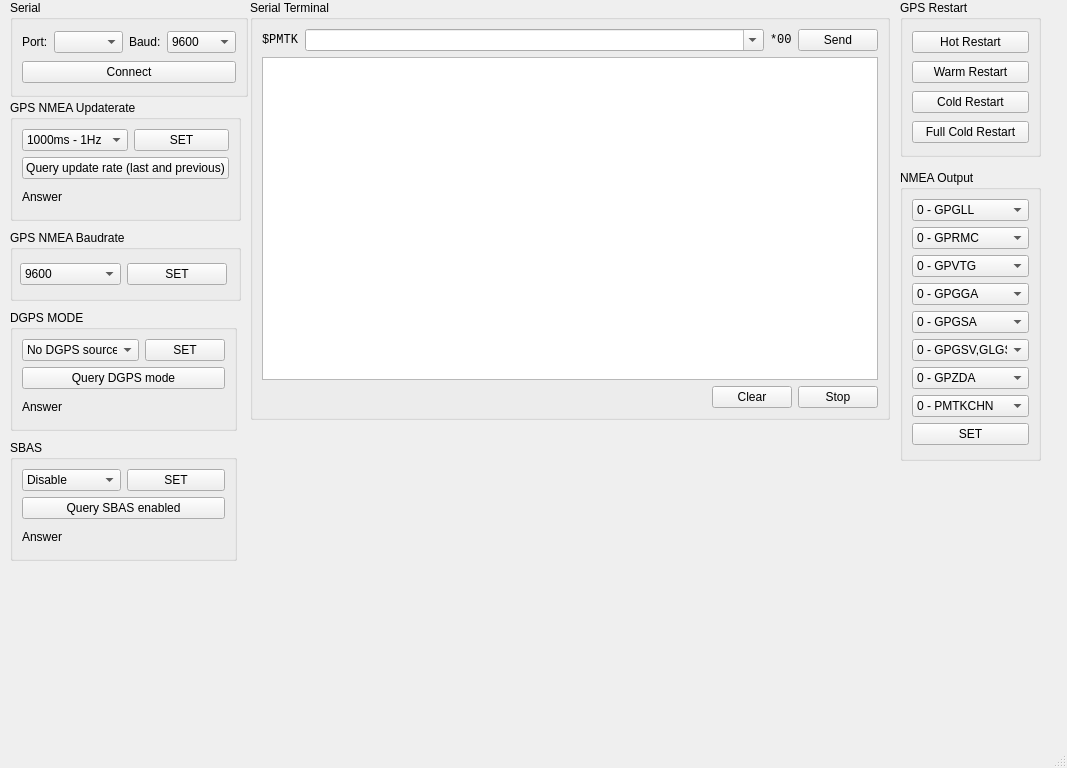
Qt form GPS_resender/mainwindow.ui (DamianPodrazaCode/GPS_resender) before a commit.
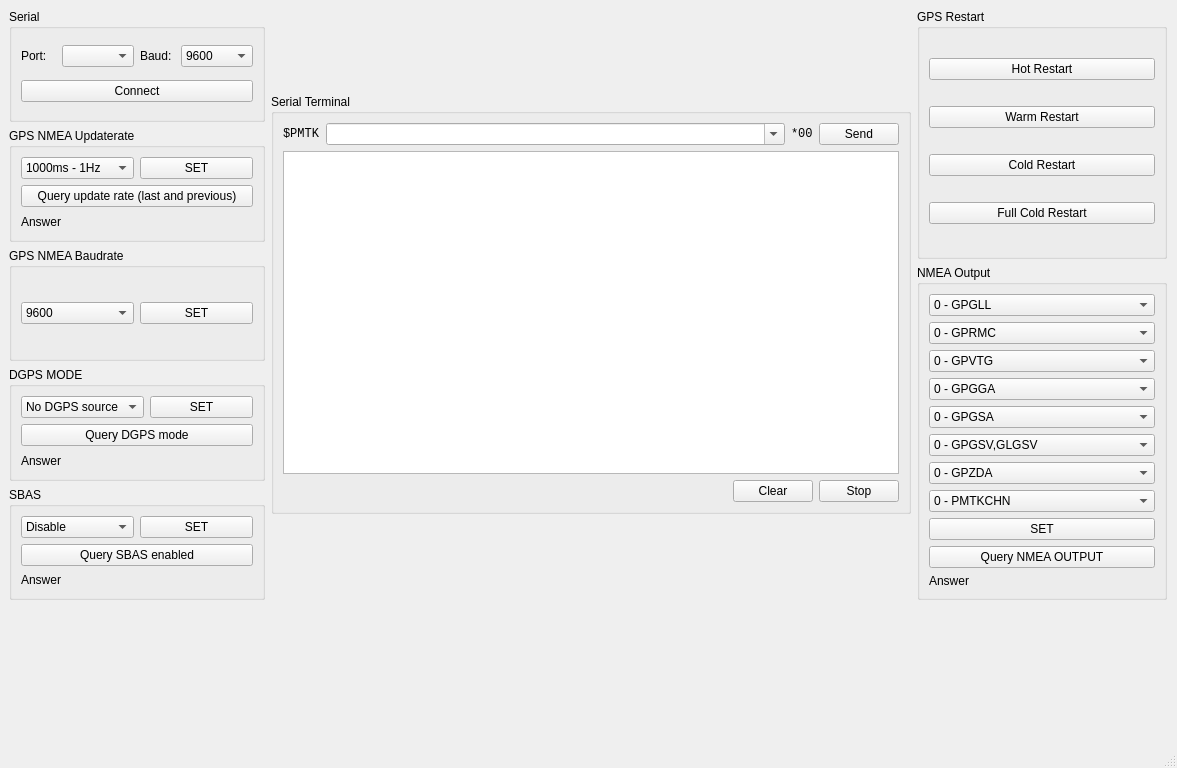
The same form after that commit.

The edit to the form file:
```diff
--- a/GPS_resender/mainwindow.ui
+++ b/GPS_resender/mainwindow.ui
@@ -6,7 +6,7 @@
    <rect>
     <x>0</x>
     <y>0</y>
-    <width>1067</width>
+    <width>1177</width>
     <height>768</height>
    </rect>
   </property>
@@ -14,14 +14,25 @@
    <string>GPS resender</string>
   </property>
   <widget class="QWidget" name="centralwidget">
+   <widget class="QWidget" name="">
+    <property name="geometry">
+     <rect>
+      <x>9</x>
+      <y>9</y>
+      <width>1158</width>
+      <height>591</height>
+     </rect>
+    </property>
+    <layout class="QHBoxLayout" name="horizontalLayout_7">
+     <item>
+      <layout class="QVBoxLayout" name="verticalLayout_3">
+       <item>
    <widget class="QGroupBox" name="groupBox">
-    <property name="geometry">
-     <rect>
-      <x>10</x>
-      <y>0</y>
-      <width>238</width>
-      <height>97</height>
-     </rect>
+         <property name="minimumSize">
+          <size>
+           <width>250</width>
+           <height>0</height>
+          </size>
     </property>
     <property name="title">
      <string>Serial </string>
@@ -90,15 +101,296 @@
      </item>
     </layout>
    </widget>
+       </item>
+       <item>
+        <widget class="QGroupBox" name="groupBox_4">
+         <property name="minimumSize">
+          <size>
+           <width>250</width>
+           <height>0</height>
+          </size>
+         </property>
+         <property name="title">
+          <string>GPS NMEA Updaterate</string>
+         </property>
+         <layout class="QGridLayout" name="gridLayout_3">
+          <item row="1" column="0">
+           <widget class="QPushButton" name="pb_api_q_fix_ctl">
+            <property name="text">
+             <string>Query update rate (last and previous)</string>
+            </property>
+           </widget>
+          </item>
+          <item row="0" column="0">
+           <layout class="QHBoxLayout" name="horizontalLayout_3">
+            <item>
+             <widget class="QComboBox" name="cb_freq">
+              <property name="sizePolicy">
+               <sizepolicy hsizetype="Expanding" vsizetype="Fixed">
+                <horstretch>0</horstretch>
+                <verstretch>0</verstretch>
+               </sizepolicy>
+              </property>
+              <item>
+               <property name="text">
+                <string>1000ms - 1Hz</string>
+               </property>
+              </item>
+              <item>
+               <property name="text">
+                <string>500ms - 2Hz</string>
+               </property>
+              </item>
+              <item>
+               <property name="text">
+                <string>200ms - 5Hz</string>
+               </property>
+              </item>
+              <item>
+               <property name="text">
+                <string>100ms - 10Hz</string>
+               </property>
+              </item>
+             </widget>
+            </item>
+            <item>
+             <widget class="QPushButton" name="pb_set_freq">
+              <property name="sizePolicy">
+               <sizepolicy hsizetype="MinimumExpanding" vsizetype="Fixed">
+                <horstretch>0</horstretch>
+                <verstretch>0</verstretch>
+               </sizepolicy>
+              </property>
+              <property name="text">
+               <string>SET</string>
+              </property>
+             </widget>
+            </item>
+           </layout>
+          </item>
+          <item row="2" column="0">
+           <widget class="QLabel" name="l_api_q_fix_ctl">
+            <property name="text">
+             <string>Answer</string>
+            </property>
+           </widget>
+          </item>
+         </layout>
+        </widget>
+       </item>
+       <item>
+        <widget class="QGroupBox" name="groupBox_5">
+         <property name="minimumSize">
+          <size>
+           <width>250</width>
+           <height>0</height>
+          </size>
+         </property>
+         <property name="title">
+          <string>GPS NMEA Baudrate</string>
+         </property>
+         <layout class="QGridLayout" name="gridLayout_6">
+          <item row="0" column="0">
+           <layout class="QHBoxLayout" name="horizontalLayout_4">
+            <item>
+             <widget class="QComboBox" name="cb_gps_baud">
+              <property name="sizePolicy">
+               <sizepolicy hsizetype="Expanding" vsizetype="Fixed">
+                <horstretch>0</horstretch>
+                <verstretch>0</verstretch>
+               </sizepolicy>
+              </property>
+              <item>
+               <property name="text">
+                <string>9600</string>
+               </property>
+              </item>
+              <item>
+               <property name="text">
+                <string>14400</string>
+               </property>
+              </item>
+              <item>
+               <property name="text">
+                <string>19200</string>
+               </property>
+              </item>
+              <item>
+               <property name="text">
+                <string>38400</string>
+               </property>
+              </item>
+              <item>
+               <property name="text">
+                <string>57600</string>
+               </property>
+              </item>
+              <item>
+               <property name="text">
+                <string>115200</string>
+               </property>
+              </item>
+             </widget>
+            </item>
+            <item>
+             <widget class="QPushButton" name="pb_set_gps_baud">
+              <property name="sizePolicy">
+               <sizepolicy hsizetype="MinimumExpanding" vsizetype="Fixed">
+                <horstretch>0</horstretch>
+                <verstretch>0</verstretch>
+               </sizepolicy>
+              </property>
+              <property name="text">
+               <string>SET</string>
+              </property>
+             </widget>
+            </item>
+           </layout>
+          </item>
+         </layout>
+        </widget>
+       </item>
+       <item>
+        <widget class="QGroupBox" name="groupBox_6">
+         <property name="minimumSize">
+          <size>
+           <width>250</width>
+           <height>0</height>
+          </size>
+         </property>
+         <property name="title">
+          <string>DGPS MODE</string>
+         </property>
+         <layout class="QGridLayout" name="gridLayout_4">
+          <item row="0" column="0">
+           <layout class="QHBoxLayout" name="horizontalLayout_5">
+            <item>
+             <widget class="QComboBox" name="cb_dgps">
+              <property name="sizePolicy">
+               <sizepolicy hsizetype="Expanding" vsizetype="Fixed">
+                <horstretch>0</horstretch>
+                <verstretch>0</verstretch>
+               </sizepolicy>
+              </property>
+              <item>
+               <property name="text">
+                <string>No DGPS source</string>
+               </property>
+              </item>
+              <item>
+               <property name="text">
+                <string>RTCM</string>
+               </property>
+              </item>
+              <item>
+               <property name="text">
+                <string>WASS</string>
+               </property>
+              </item>
+             </widget>
+            </item>
+            <item>
+             <widget class="QPushButton" name="pb_set_dgps">
+              <property name="sizePolicy">
+               <sizepolicy hsizetype="MinimumExpanding" vsizetype="Fixed">
+                <horstretch>0</horstretch>
+                <verstretch>0</verstretch>
+               </sizepolicy>
+              </property>
+              <property name="text">
+               <string>SET</string>
+              </property>
+             </widget>
+            </item>
+           </layout>
+          </item>
+          <item row="1" column="0">
+           <widget class="QPushButton" name="pb_api_q_dgps_mode">
+            <property name="text">
+             <string>Query DGPS mode</string>
+            </property>
+           </widget>
+          </item>
+          <item row="2" column="0">
+           <widget class="QLabel" name="l_api_q_dgps_mode">
+            <property name="text">
+             <string>Answer</string>
+            </property>
+           </widget>
+          </item>
+         </layout>
+        </widget>
+       </item>
+       <item>
+        <widget class="QGroupBox" name="groupBox_7">
+         <property name="minimumSize">
+          <size>
+           <width>250</width>
+           <height>0</height>
+          </size>
+         </property>
+         <property name="title">
+          <string>SBAS</string>
+         </property>
+         <layout class="QGridLayout" name="gridLayout_5">
+          <item row="0" column="0">
+           <layout class="QHBoxLayout" name="horizontalLayout_6">
+            <item>
+             <widget class="QComboBox" name="cb_sbas">
+              <property name="sizePolicy">
+               <sizepolicy hsizetype="Expanding" vsizetype="Fixed">
+                <horstretch>0</horstretch>
+                <verstretch>0</verstretch>
+               </sizepolicy>
+              </property>
+              <item>
+               <property name="text">
+                <string>Disable</string>
+               </property>
+              </item>
+              <item>
+               <property name="text">
+                <string>Enable</string>
+               </property>
+              </item>
+             </widget>
+            </item>
+            <item>
+             <widget class="QPushButton" name="pb_set_sbas">
+              <property name="sizePolicy">
+               <sizepolicy hsizetype="MinimumExpanding" vsizetype="Fixed">
+                <horstretch>0</horstretch>
+                <verstretch>0</verstretch>
+               </sizepolicy>
+              </property>
+              <property name="text">
+               <string>SET</string>
+              </property>
+             </widget>
+            </item>
+           </layout>
+          </item>
+          <item row="1" column="0">
+           <widget class="QPushButton" name="pb_api_q_sbas_en">
+            <property name="text">
+             <string>Query SBAS enabled</string>
+            </property>
+           </widget>
+          </item>
+          <item row="2" column="0">
+           <widget class="QLabel" name="l_api_q_sbas_en">
+            <property name="text">
+             <string>Answer</string>
+            </property>
+           </widget>
+          </item>
+         </layout>
+        </widget>
+       </item>
+      </layout>
+     </item>
+     <item>
    <widget class="QGroupBox" name="groupBox_2">
-    <property name="geometry">
-     <rect>
-      <x>250</x>
-      <y>0</y>
-      <width>640</width>
-      <height>420</height>
-     </rect>
-    </property>
     <property name="sizePolicy">
      <sizepolicy hsizetype="Fixed" vsizetype="Fixed">
       <horstretch>0</horstretch>
@@ -226,14 +518,22 @@
      </item>
     </layout>
    </widget>
+     </item>
+     <item>
+      <layout class="QVBoxLayout" name="verticalLayout_4">
+       <item>
    <widget class="QGroupBox" name="groupBox_3">
-    <property name="geometry">
-     <rect>
-      <x>900</x>
-      <y>0</y>
-      <width>141</width>
-      <height>157</height>
-     </rect>
+         <property name="sizePolicy">
+          <sizepolicy hsizetype="Preferred" vsizetype="MinimumExpanding">
+           <horstretch>0</horstretch>
+           <verstretch>0</verstretch>
+          </sizepolicy>
+         </property>
+         <property name="minimumSize">
+          <size>
+           <width>250</width>
+           <height>0</height>
+          </size>
     </property>
     <property name="title">
      <string>GPS Restart</string>
@@ -269,305 +569,20 @@
      </item>
     </layout>
    </widget>
-   <widget class="QGroupBox" name="groupBox_4">
-    <property name="geometry">
-     <rect>
-      <x>10</x>
-      <y>100</y>
-      <width>231</width>
-      <height>121</height>
-     </rect>
-    </property>
-    <property name="title">
-     <string>GPS NMEA Updaterate</string>
-    </property>
-    <layout class="QGridLayout" name="gridLayout_3">
-     <item row="1" column="0">
-      <widget class="QPushButton" name="pb_api_q_fix_ctl">
-       <property name="text">
-        <string>Query update rate (last and previous)</string>
-       </property>
-      </widget>
-     </item>
-     <item row="0" column="0">
-      <layout class="QHBoxLayout" name="horizontalLayout_3">
+       </item>
        <item>
-        <widget class="QComboBox" name="cb_freq">
-         <property name="sizePolicy">
-          <sizepolicy hsizetype="Expanding" vsizetype="Fixed">
-           <horstretch>0</horstretch>
-           <verstretch>0</verstretch>
-          </sizepolicy>
-         </property>
-         <item>
-          <property name="text">
-           <string>1000ms - 1Hz</string>
-          </property>
-         </item>
-         <item>
-          <property name="text">
-           <string>500ms - 2Hz</string>
-          </property>
-         </item>
-         <item>
-          <property name="text">
-           <string>200ms - 5Hz</string>
-          </property>
-         </item>
-         <item>
-          <property name="text">
-           <string>100ms - 10Hz</string>
-          </property>
-         </item>
-        </widget>
-       </item>
-       <item>
-        <widget class="QPushButton" name="pb_set_freq">
-         <property name="sizePolicy">
-          <sizepolicy hsizetype="MinimumExpanding" vsizetype="Fixed">
-           <horstretch>0</horstretch>
-           <verstretch>0</verstretch>
-          </sizepolicy>
-         </property>
-         <property name="text">
-          <string>SET</string>
-         </property>
-        </widget>
-       </item>
-      </layout>
-     </item>
-     <item row="2" column="0">
-      <widget class="QLabel" name="l_api_q_fix_ctl">
-       <property name="text">
-        <string>Answer</string>
-       </property>
-      </widget>
-     </item>
-    </layout>
-   </widget>
-   <widget class="QGroupBox" name="groupBox_5">
-    <property name="geometry">
-     <rect>
-      <x>10</x>
-      <y>230</y>
-      <width>231</width>
-      <height>71</height>
-     </rect>
-    </property>
-    <property name="title">
-     <string>GPS NMEA Baudrate</string>
-    </property>
-    <widget class="QWidget" name="layoutWidget">
-     <property name="geometry">
-      <rect>
-       <x>10</x>
-       <y>30</y>
-       <width>207</width>
-       <height>28</height>
-      </rect>
-     </property>
-     <layout class="QHBoxLayout" name="horizontalLayout_4">
-      <item>
-       <widget class="QComboBox" name="cb_gps_baud">
-        <property name="sizePolicy">
-         <sizepolicy hsizetype="Expanding" vsizetype="Fixed">
-          <horstretch>0</horstretch>
-          <verstretch>0</verstretch>
-         </sizepolicy>
-        </property>
-        <item>
-         <property name="text">
-          <string>9600</string>
-         </property>
-        </item>
-        <item>
-         <property name="text">
-          <string>14400</string>
-         </property>
-        </item>
-        <item>
-         <property name="text">
-          <string>19200</string>
-         </property>
-        </item>
-        <item>
-         <property name="text">
-          <string>38400</string>
-         </property>
-        </item>
-        <item>
-         <property name="text">
-          <string>57600</string>
-         </property>
-        </item>
-        <item>
-         <property name="text">
-          <string>115200</string>
-         </property>
-        </item>
-       </widget>
-      </item>
-      <item>
-       <widget class="QPushButton" name="pb_set_gps_baud">
-        <property name="sizePolicy">
-         <sizepolicy hsizetype="MinimumExpanding" vsizetype="Fixed">
-          <horstretch>0</horstretch>
-          <verstretch>0</verstretch>
-         </sizepolicy>
-        </property>
-        <property name="text">
-         <string>SET</string>
-        </property>
-       </widget>
-      </item>
-     </layout>
-    </widget>
-   </widget>
-   <widget class="QGroupBox" name="groupBox_6">
-    <property name="geometry">
-     <rect>
-      <x>10</x>
-      <y>310</y>
-      <width>227</width>
-      <height>121</height>
-     </rect>
-    </property>
-    <property name="title">
-     <string>DGPS MODE</string>
-    </property>
-    <layout class="QGridLayout" name="gridLayout_4">
-     <item row="0" column="0">
-      <layout class="QHBoxLayout" name="horizontalLayout_5">
-       <item>
-        <widget class="QComboBox" name="cb_freq_2">
-         <property name="sizePolicy">
-          <sizepolicy hsizetype="Expanding" vsizetype="Fixed">
-           <horstretch>0</horstretch>
-           <verstretch>0</verstretch>
-          </sizepolicy>
-         </property>
-         <item>
-          <property name="text">
-           <string>No DGPS source</string>
-          </property>
-         </item>
-         <item>
-          <property name="text">
-           <string>RTCM</string>
-          </property>
-         </item>
-         <item>
-          <property name="text">
-           <string>WASS</string>
-          </property>
-         </item>
-        </widget>
-       </item>
-       <item>
-        <widget class="QPushButton" name="pb_set_freq_2">
-         <property name="sizePolicy">
-          <sizepolicy hsizetype="MinimumExpanding" vsizetype="Fixed">
-           <horstretch>0</horstretch>
-           <verstretch>0</verstretch>
-          </sizepolicy>
-         </property>
-         <property name="text">
-          <string>SET</string>
-         </property>
-        </widget>
-       </item>
-      </layout>
-     </item>
-     <item row="1" column="0">
-      <widget class="QPushButton" name="pb_api_q_fix_ctl_2">
-       <property name="text">
-        <string>Query DGPS mode</string>
-       </property>
-      </widget>
-     </item>
-     <item row="2" column="0">
-      <widget class="QLabel" name="l_api_q_fix_ctl_2">
-       <property name="text">
-        <string>Answer</string>
-       </property>
-      </widget>
-     </item>
-    </layout>
-   </widget>
-   <widget class="QGroupBox" name="groupBox_7">
-    <property name="geometry">
-     <rect>
-      <x>10</x>
-      <y>440</y>
-      <width>227</width>
-      <height>121</height>
-     </rect>
-    </property>
-    <property name="title">
-     <string>SBAS</string>
-    </property>
-    <layout class="QGridLayout" name="gridLayout_5">
-     <item row="0" column="0">
-      <layout class="QHBoxLayout" name="horizontalLayout_6">
-       <item>
-        <widget class="QComboBox" name="cb_freq_3">
-         <property name="sizePolicy">
-          <sizepolicy hsizetype="Expanding" vsizetype="Fixed">
-           <horstretch>0</horstretch>
-           <verstretch>0</verstretch>
-          </sizepolicy>
-         </property>
-         <item>
-          <property name="text">
-           <string>Disable</string>
-          </property>
-         </item>
-         <item>
-          <property name="text">
-           <string>Enable</string>
-          </property>
-         </item>
-        </widget>
-       </item>
-       <item>
-        <widget class="QPushButton" name="pb_set_freq_3">
-         <property name="sizePolicy">
-          <sizepolicy hsizetype="MinimumExpanding" vsizetype="Fixed">
-           <horstretch>0</horstretch>
-           <verstretch>0</verstretch>
-          </sizepolicy>
-         </property>
-         <property name="text">
-          <string>SET</string>
-         </property>
-        </widget>
-       </item>
-      </layout>
-     </item>
-     <item row="1" column="0">
-      <widget class="QPushButton" name="pb_api_q_fix_ctl_3">
-       <property name="text">
-        <string>Query SBAS enabled</string>
-       </property>
-      </widget>
-     </item>
-     <item row="2" column="0">
-      <widget class="QLabel" name="l_api_q_fix_ctl_3">
-       <property name="text">
-        <string>Answer</string>
-       </property>
-      </widget>
-     </item>
-    </layout>
-   </widget>
    <widget class="QGroupBox" name="groupBox_8">
-    <property name="geometry">
-     <rect>
-      <x>900</x>
-      <y>170</y>
-      <width>141</width>
-      <height>291</height>
-     </rect>
+         <property name="sizePolicy">
+          <sizepolicy hsizetype="Preferred" vsizetype="Maximum">
+           <horstretch>0</horstretch>
+           <verstretch>0</verstretch>
+          </sizepolicy>
+         </property>
+         <property name="minimumSize">
+          <size>
+           <width>250</width>
+           <height>0</height>
+          </size>
     </property>
     <property name="title">
      <string>NMEA Output</string>
@@ -852,6 +867,28 @@
        </property>
       </widget>
      </item>
+          <item>
+           <widget class="QPushButton" name="pb_q_nmea_output">
+            <property name="text">
+             <string>Query NMEA OUTPUT</string>
+            </property>
+           </widget>
+          </item>
+          <item>
+           <widget class="QLabel" name="l_q_nmea_output">
+            <property name="text">
+             <string>Answer</string>
+            </property>
+            <property name="wordWrap">
+             <bool>true</bool>
+            </property>
+           </widget>
+          </item>
+         </layout>
+        </widget>
+       </item>
+      </layout>
+     </item>
     </layout>
    </widget>
   </widget>
```
Left out of the diff: 2 changed lines with no effect on the pictures. Lines whose indentation alone changed are shown as unchanged.
